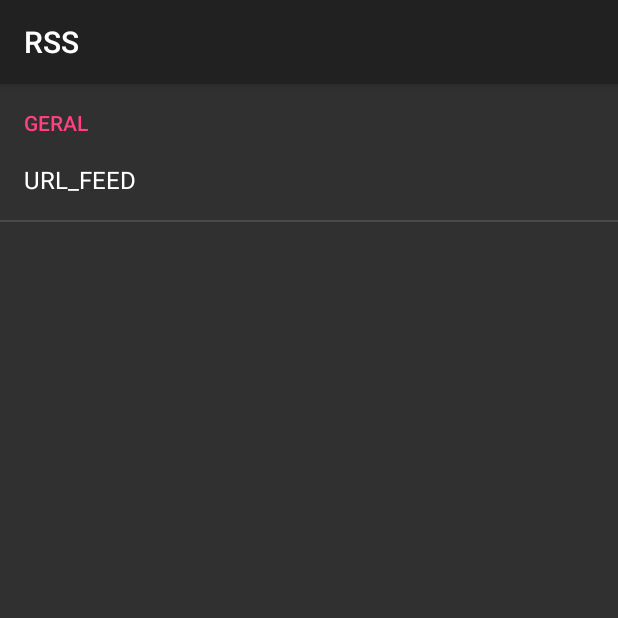
After one commit to OtavioVeraCruz/if710-exercicio2, an Android app: the PrefsActivity screen opened directly, with no data from a screen before it, on a phone screen of 412 x 824 dp, the top half of it. The commit adds this screen. Run offline under Robolectric (Android 15) with nearby library versions, the phone set to English and light mode, and no system bars.

Commit message:
Item 9 ok.

```diff
--- a/RSS/app/src/main/AndroidManifest.xml
+++ b/RSS/app/src/main/AndroidManifest.xml
@@ -18,7 +18,7 @@
                 <category android:name="android.intent.category.LAUNCHER" />
             </intent-filter>
         </activity>
-
+        <activity android:name=".PrefsActivity"/>
     </application>
 
 </manifest>
--- /dev/null
+++ b/RSS/app/src/main/java/br/ufpe/cin/if710/rss/PrefsActivity.kt
@@ -0,0 +1,29 @@
+package br.ufpe.cin.if710.rss
+
+import android.content.SharedPreferences
+import android.support.v7.app.AppCompatActivity
+import android.os.Bundle
+import android.preference.Preference
+import android.preference.PreferenceFragment
+
+class PrefsActivity : AppCompatActivity() {
+
+    override fun onCreate(savedInstanceState: Bundle?) {
+        super.onCreate(savedInstanceState)
+        setContentView(R.layout.activity_prefs)
+    }
+
+    class PreferenceFrag:PreferenceFragment(){
+        private var mListener: SharedPreferences.OnSharedPreferenceChangeListener? = null
+        private var mUserNamePreference: Preference? = null
+
+        override fun onCreate(savedInstanceState: Bundle?) {
+            super.onCreate(savedInstanceState)
+            addPreferencesFromResource(R.xml.preferencias)
+        }
+
+        companion object {
+            protected val TAG = "PrefsFragment"
+        }
+    }
+}
--- a/RSS/app/src/main/res/layout/activity_main.xml
+++ b/RSS/app/src/main/res/layout/activity_main.xml
@@ -1,7 +1,6 @@
 <?xml version="1.0" encoding="utf-8"?>
-<LinearLayout
+<RelativeLayout
     xmlns:android="http://schemas.android.com/apk/res/android"
-    android:orientation="vertical"
     android:layout_width="match_parent"
     android:layout_height="match_parent">
 
@@ -11,4 +10,4 @@
             android:layout_height="wrap_content"
             android:text="Hello World!" />
 
-</LinearLayout>
+</RelativeLayout>
--- /dev/null
+++ b/RSS/app/src/main/res/menu/main_menu.xml
@@ -0,0 +1,5 @@
+<?xml version="1.0" encoding="utf-8"?>
+<menu xmlns:android="http://schemas.android.com/apk/res/android">
+<item android:id="@+id/prefs"
+    android:title="@string/prefer_ncias" />
+</menu>
--- a/RSS/app/src/main/res/values/strings.xml
+++ b/RSS/app/src/main/res/values/strings.xml
@@ -2,4 +2,5 @@
     <string name="app_name">RSS</string>
     <string name="rssfeed">http://leopoldomt.com/if1001/g1brasil.xml</string>
     <string name="RSS">http://leopoldomt.com/if1001/g1brasil.xml</string>
+    <string name="prefer_ncias">Preferências</string>
 </resources>
--- a/RSS/app/src/main/res/values/styles.xml
+++ b/RSS/app/src/main/res/values/styles.xml
@@ -1,8 +1,11 @@
 <resources>
 
     <!-- Base application theme. -->
-    <style name="AppTheme" parent="android:Theme.Material.Light.DarkActionBar">
+    <style name="AppTheme" parent="Base.Theme.AppCompat">
         <!-- Customize your theme here. -->
+        <item name="android:colorPrimary">@color/colorPrimaryDark</item>
+        <item name="android:colorPrimaryDark">@color/colorPrimaryDark</item>
+        <item name="android:colorAccent">@color/colorAccent</item>
     </style>
 
 </resources>
--- /dev/null
+++ b/RSS/app/src/main/res/xml/preferencias.xml
@@ -0,0 +1,14 @@
+<?xml version="1.0" encoding="utf-8"?>
+<PreferenceScreen
+    xmlns:android="http://schemas.android.com/apk/res/android">
+    <PreferenceCategory android:title="GERAL">
+        <EditTextPreference
+            android:key="uname"
+            android:dialogMessage="Digite a URL desejada"
+            android:dialogTitle="Alterar URL"
+            android:negativeButtonText="Cancelar"
+            android:positiveButtonText="Enviar"
+            android:title="URL_FEED"></EditTextPreference>
+    </PreferenceCategory>
+
+</PreferenceScreen>
```
Also changed, not shown: RSS/app/src/main/java/br/ufpe/cin/if710/rss/MainActivity.kt (+32 -3 lines), RSS/app/src/main/java/br/ufpe/cin/if710/rss/db/SQLiteRSSHelper.kt (added, +58 -0 lines), RSS/app/src/main/res/layout/activity_prefs.xml (added, +8 -0 lines).
